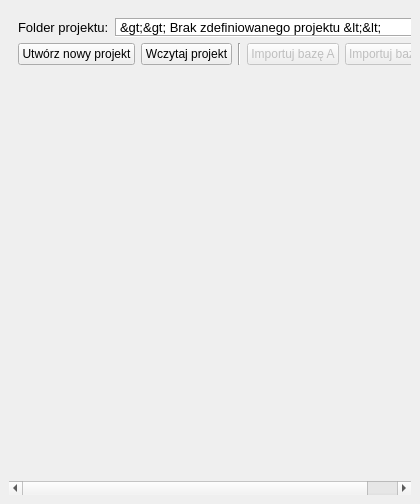
Above: well_matching_dockwidget_base.ui from dszrek/well_matching before the change. Below: the same form after it.
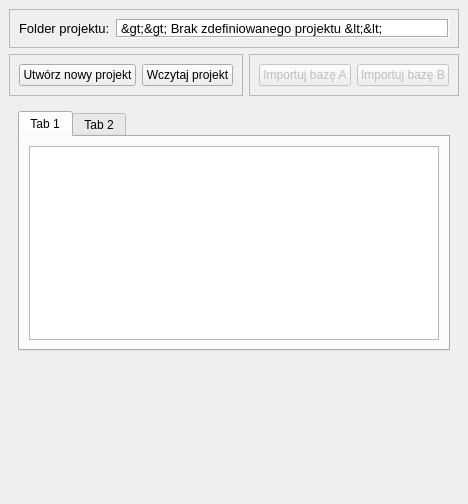
That is the form after the change.

Diff of the .ui file:
```diff
--- a/well_matching_dockwidget_base.ui
+++ b/well_matching_dockwidget_base.ui
@@ -6,7 +6,7 @@
    <rect>
     <x>0</x>
     <y>0</y>
-    <width>420</width>
+    <width>459</width>
     <height>504</height>
    </rect>
   </property>
@@ -16,30 +16,24 @@
   <widget class="QWidget" name="dockWidgetContents">
    <layout class="QVBoxLayout" name="verticalLayout_3">
     <item>
-     <widget class="QScrollArea" name="scrollArea">
-      <property name="frameShape">
-       <enum>QFrame::NoFrame</enum>
-      </property>
-      <property name="frameShadow">
-       <enum>QFrame::Plain</enum>
-      </property>
-      <property name="widgetResizable">
-       <bool>true</bool>
-      </property>
-      <widget class="QWidget" name="scrollAreaWidgetContents">
-       <property name="geometry">
-        <rect>
-         <x>0</x>
-         <y>0</y>
-         <width>408</width>
-         <height>447</height>
-        </rect>
-       </property>
        <layout class="QVBoxLayout" name="verticalLayout">
         <item>
-         <layout class="QFormLayout" name="flay_path">
-          <item row="0" column="0">
-           <widget class="QLabel" name="l_path_title">
+       <widget class="QFrame" name="frame">
+        <property name="sizePolicy">
+         <sizepolicy hsizetype="Expanding" vsizetype="Fixed">
+          <horstretch>0</horstretch>
+          <verstretch>0</verstretch>
+         </sizepolicy>
+        </property>
+        <property name="frameShape">
+         <enum>QFrame::StyledPanel</enum>
+        </property>
+        <property name="frameShadow">
+         <enum>QFrame::Raised</enum>
+        </property>
+        <layout class="QFormLayout" name="formLayout">
+         <item row="1" column="0">
+          <widget class="QLabel" name="lab_path_title">
             <property name="font">
              <font>
               <pointsize>10</pointsize>
@@ -50,8 +44,8 @@
             </property>
            </widget>
           </item>
-          <item row="0" column="1">
-           <widget class="QLabel" name="l_path_content">
+         <item row="1" column="1">
+          <widget class="QLabel" name="lab_path_content">
             <property name="font">
              <font>
               <pointsize>10</pointsize>
@@ -84,9 +78,19 @@
            </widget>
           </item>
          </layout>
+       </widget>
         </item>
         <item>
-         <layout class="QHBoxLayout" name="hlay_prj">
+       <layout class="QHBoxLayout" name="horizontalLayout">
+        <item>
+         <widget class="QFrame" name="frame_4">
+          <property name="frameShape">
+           <enum>QFrame::StyledPanel</enum>
+          </property>
+          <property name="frameShadow">
+           <enum>QFrame::Raised</enum>
+          </property>
+          <layout class="QHBoxLayout" name="horizontalLayout_2">
           <item>
            <widget class="QPushButton" name="btn_new_prj">
             <property name="text">
@@ -101,13 +105,18 @@
             </property>
            </widget>
           </item>
-          <item>
-           <widget class="Line" name="line">
-            <property name="orientation">
-             <enum>Qt::Vertical</enum>
-            </property>
-           </widget>
-          </item>
+          </layout>
+         </widget>
+        </item>
+        <item>
+         <widget class="QFrame" name="frame_5">
+          <property name="frameShape">
+           <enum>QFrame::StyledPanel</enum>
+          </property>
+          <property name="frameShadow">
+           <enum>QFrame::Raised</enum>
+          </property>
+          <layout class="QHBoxLayout" name="horizontalLayout_3">
           <item>
            <widget class="QPushButton" name="btn_adf">
             <property name="enabled">
@@ -129,6 +138,95 @@
            </widget>
           </item>
          </layout>
+         </widget>
+        </item>
+       </layout>
+      </item>
+     </layout>
+    </item>
+    <item>
+     <widget class="QScrollArea" name="scrollArea">
+      <property name="frameShape">
+       <enum>QFrame::NoFrame</enum>
+      </property>
+      <property name="frameShadow">
+       <enum>QFrame::Plain</enum>
+      </property>
+      <property name="widgetResizable">
+       <bool>true</bool>
+      </property>
+      <widget class="QWidget" name="scrollAreaWidgetContents">
+       <property name="geometry">
+        <rect>
+         <x>0</x>
+         <y>0</y>
+         <width>441</width>
+         <height>177</height>
+        </rect>
+       </property>
+       <property name="sizePolicy">
+        <sizepolicy hsizetype="Expanding" vsizetype="Expanding">
+         <horstretch>0</horstretch>
+         <verstretch>0</verstretch>
+        </sizepolicy>
+       </property>
+       <layout class="QVBoxLayout" name="verticalLayout_2">
+        <item>
+         <widget class="QTabWidget" name="tabWidget">
+          <widget class="QWidget" name="tab">
+           <attribute name="title">
+            <string>Tab 1</string>
+           </attribute>
+           <layout class="QVBoxLayout" name="verticalLayout_4">
+            <item>
+             <widget class="QTableView" name="tv_adf">
+              <property name="sizePolicy">
+               <sizepolicy hsizetype="Expanding" vsizetype="Expanding">
+                <horstretch>0</horstretch>
+                <verstretch>0</verstretch>
+               </sizepolicy>
+              </property>
+              <property name="minimumSize">
+               <size>
+                <width>0</width>
+                <height>0</height>
+               </size>
+              </property>
+              <property name="alternatingRowColors">
+               <bool>true</bool>
+              </property>
+              <property name="selectionMode">
+               <enum>QAbstractItemView::SingleSelection</enum>
+              </property>
+              <property name="selectionBehavior">
+               <enum>QAbstractItemView::SelectRows</enum>
+              </property>
+              <property name="showGrid">
+               <bool>false</bool>
+              </property>
+              <attribute name="horizontalHeaderStretchLastSection">
+               <bool>true</bool>
+              </attribute>
+              <attribute name="verticalHeaderVisible">
+               <bool>false</bool>
+              </attribute>
+              <attribute name="verticalHeaderStretchLastSection">
+               <bool>false</bool>
+              </attribute>
+             </widget>
+            </item>
+           </layout>
+          </widget>
+          <widget class="QWidget" name="tab_2">
+           <attribute name="title">
+            <string>Tab 2</string>
+           </attribute>
+          </widget>
+         </widget>
+        </item>
+       </layout>
+      </widget>
+     </widget>
         </item>
         <item>
          <spacer name="verticalSpacer">
@@ -142,10 +240,6 @@
            </size>
           </property>
          </spacer>
-        </item>
-       </layout>
-      </widget>
-     </widget>
     </item>
    </layout>
   </widget>
```
Lines whose indentation alone changed are shown as unchanged.
